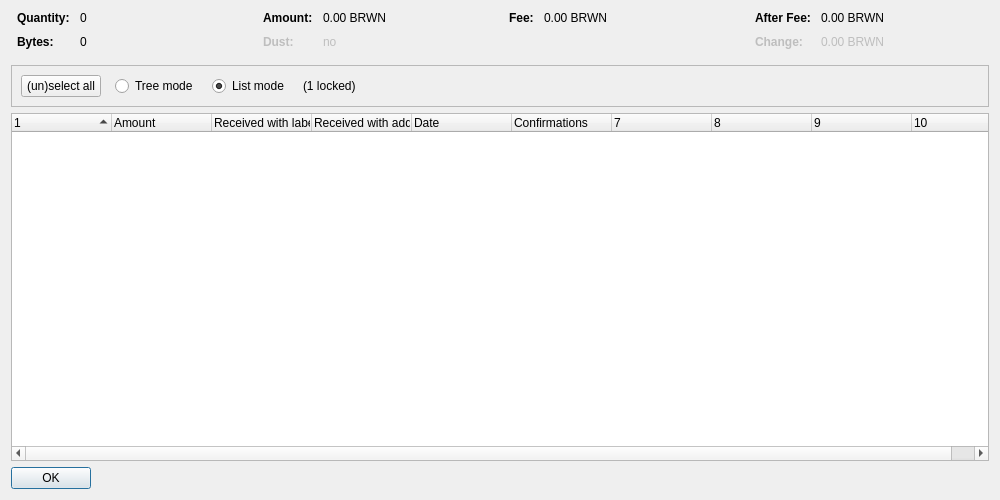
browncoin-project/Browncoin, file src/qt/forms/coincontroldialog.ui: the form before one commit.
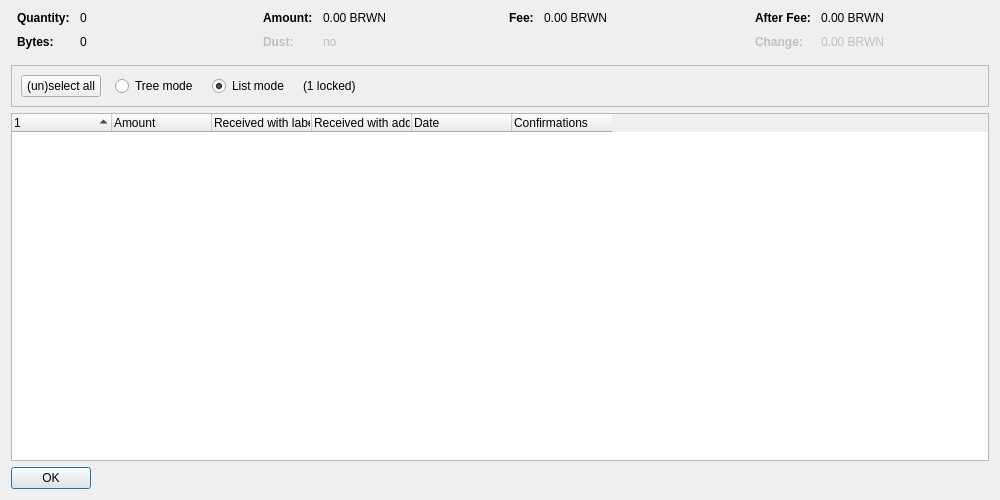
The form after the commit. Custom widgets are drawn as their Qt base class.

Diff of the .ui file:
```diff
--- a/src/qt/forms/coincontroldialog.ui
+++ b/src/qt/forms/coincontroldialog.ui
@@ -402,7 +402,7 @@
       <bool>false</bool>
      </property>
      <property name="columnCount">
-      <number>10</number>
+      <number>6</number>
      </property>
      <attribute name="headerShowSortIndicator" stdset="0">
       <bool>true</bool>
```
